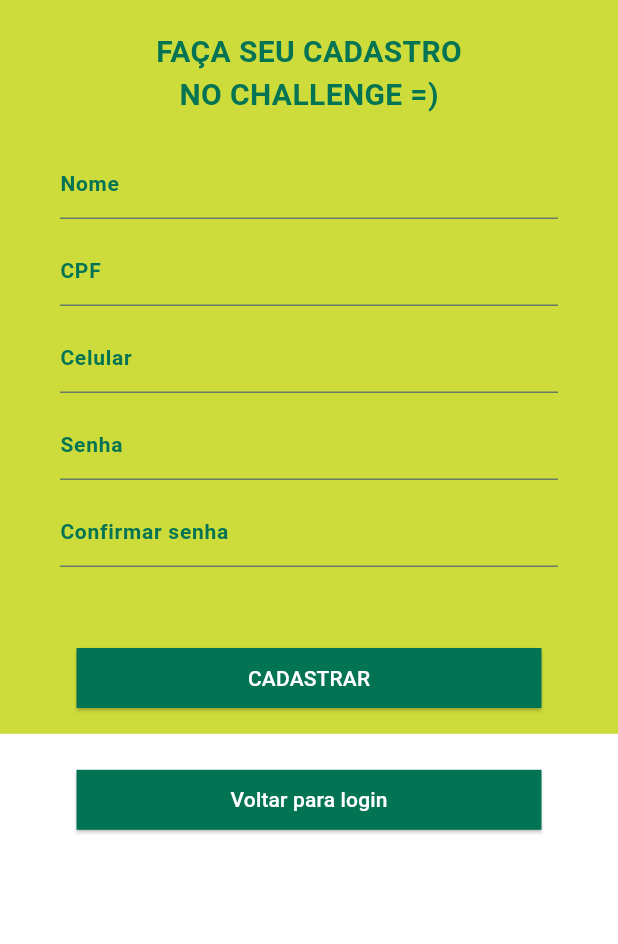
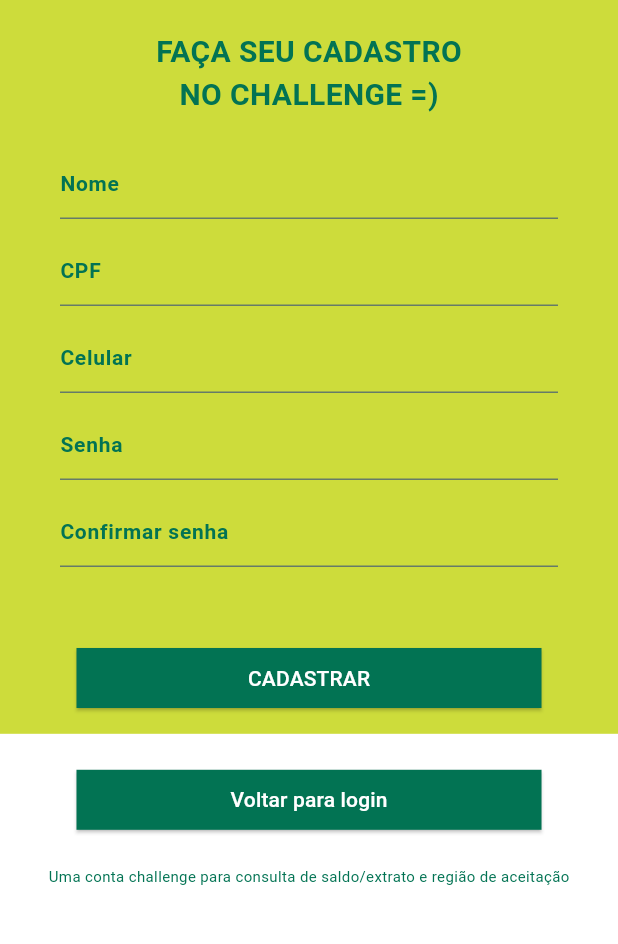
Before and after one commit to marcosalvesmacedo/my_challenge_app, a Flutter app: the Remember screen opened by its route, on a phone screen of 412 x 824 dp, the part 255-1199 px from its top. Run offline on Flutter 3.47's test engine with Material 3 defaults, Android fonts, the phone set to English and light mode, and no system bars; our stand-ins replace mask_text_input_formatter; missing offline and left inert: cpf_cnpj_validator.

Commit message:
inclusão de texto de footer da tela de login e cadastrar

```diff
--- a/lib/src/constants/constants.dart
+++ b/lib/src/constants/constants.dart
@@ -8,4 +8,6 @@ class Constants {
   static const fieldRepetirSenha = 'Confirmar senha';
   static const buttonCadastrar = 'CADASTRAR';
   static const buttonVoltarParaLogin = 'Voltar para login';
+  static const footterTextoTelaLogin =
+      'Uma conta challenge para consulta de saldo/extrato e região de aceitação';
 }
--- a/lib/src/features/auth/presentation/remember_me.dart
+++ b/lib/src/features/auth/presentation/remember_me.dart
@@ -131,6 +131,16 @@ class _RememberState extends State<Remember> {
                               Navigator.of(context).pop();
                             },
                           ),
+                          const SizedBox(
+                            height: 20,
+                          ),
+                          const Text(
+                            Constants.footterTextoTelaLogin,
+                            style: TextStyle(
+                              color: Color(0xFF027353),
+                              fontSize: 10,
+                            ),
+                          ),
                         ],
                       ),
                     ),
```
